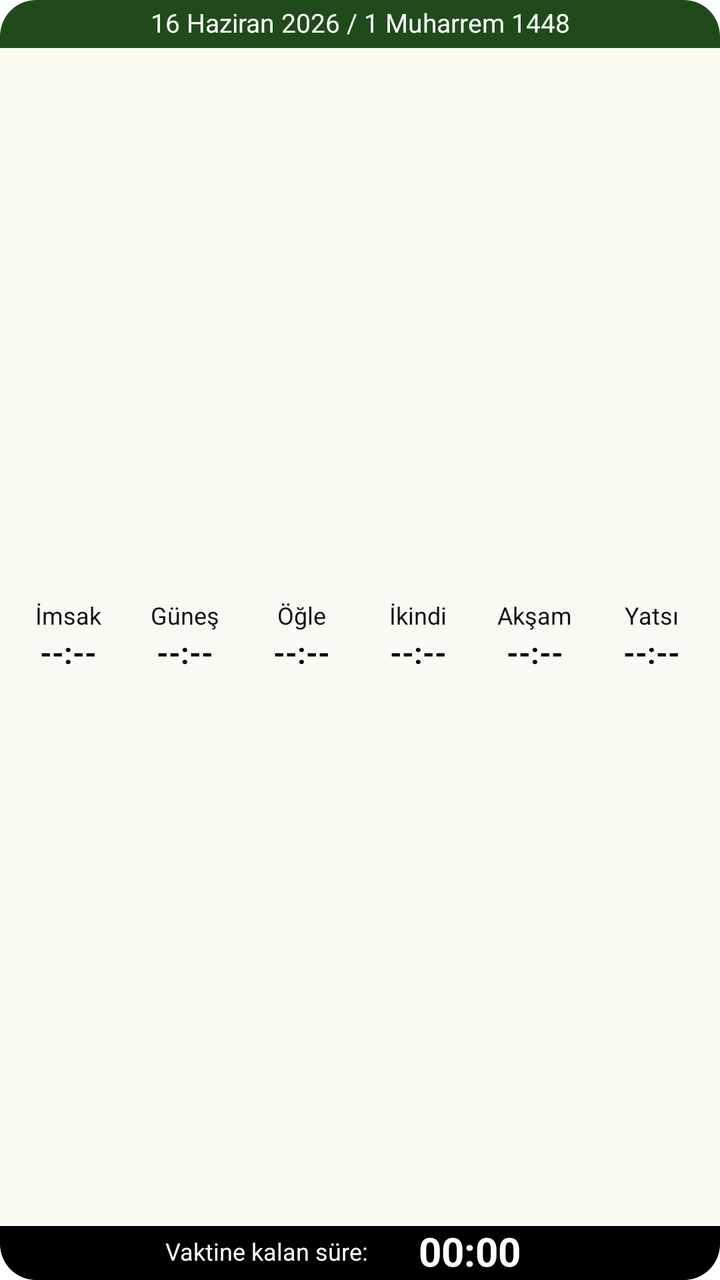
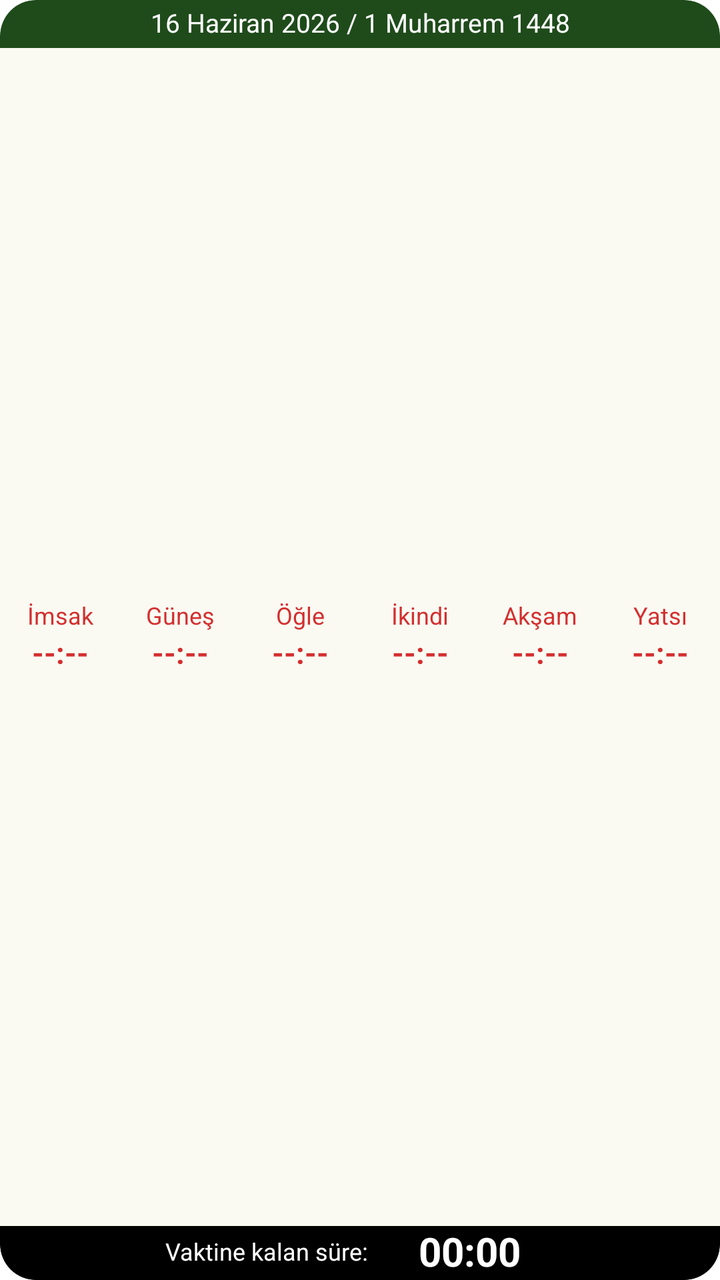

An Android layout rendered at two revisions. The XML below is the earlier revision; the diff shows what the commit changed to produce the second picture.
<!-- AndroidManifest.xml: fallback theme Theme.MaterialComponents.DayNight.NoActionBar -->
<!-- res/layout/prayer_times_wide_widget.xml -->
<LinearLayout xmlns:android="http://schemas.android.com/apk/res/android"
    android:id="@+id/prayer_wide_widget_root"
    android:layout_width="match_parent"
    android:layout_height="match_parent"
    android:background="@drawable/prayer_widget_background"
    android:clipToOutline="true"
    android:orientation="vertical">

    <TextView
        android:id="@+id/prayer_wide_date"
        android:layout_width="match_parent"
        android:layout_height="24dp"
        android:autoSizeMaxTextSize="13sp"
        android:autoSizeMinTextSize="9sp"
        android:autoSizeStepGranularity="1sp"
        android:autoSizeTextType="uniform"
        android:fontFamily="sans-serif"
        android:gravity="center"
        android:includeFontPadding="false"
        android:maxLines="1"
        android:paddingLeft="8dp"
        android:paddingRight="8dp"
        android:text="16 Haziran 2026 / 1 Muharrem 1448"
        android:textColor="#FFFFFF"
        android:textSize="13sp" />

    <FrameLayout
        android:layout_width="match_parent"
        android:layout_height="0dp"
        android:layout_weight="1"
        android:background="#FAFAF2"
        android:paddingLeft="5dp"
        android:paddingRight="5dp">

            <LinearLayout
                android:id="@+id/prayer_wide_active_indicator_fajr"
                android:layout_width="match_parent"
                android:layout_height="match_parent"
                android:gravity="center_vertical"
                android:orientation="horizontal"
                android:visibility="gone">

                <ImageView
                    android:layout_width="0dp"
                    android:layout_height="match_parent"
                    android:layout_weight="1"
                    android:contentDescription="@null"
                    android:scaleType="fitXY"
                    android:src="@drawable/prayer_widget_wide_active_arrow" />

                <TextView
                    android:layout_width="0dp"
                    android:layout_height="match_parent"
                    android:layout_weight="5"
                    android:text="" />

            </LinearLayout>

            <LinearLayout
                android:id="@+id/prayer_wide_active_indicator_sunrise"
                android:layout_width="match_parent"
                android:layout_height="match_parent"
                android:gravity="center_vertical"
                android:orientation="horizontal"
                android:visibility="gone">

                <ImageView
                    android:layout_width="0dp"
                    android:layout_height="match_parent"
                    android:layout_weight="2"
                    android:contentDescription="@null"
                    android:scaleType="fitXY"
                    android:src="@drawable/prayer_widget_wide_active_arrow" />

                <TextView
                    android:layout_width="0dp"
                    android:layout_height="match_parent"
                    android:layout_weight="4"
                    android:text="" />

            </LinearLayout>

            <LinearLayout
                android:id="@+id/prayer_wide_active_indicator_dhuhr"
                android:layout_width="match_parent"
                android:layout_height="match_parent"
                android:gravity="center_vertical"
                android:orientation="horizontal"
                android:visibility="gone">

                <ImageView
                    android:layout_width="0dp"
                    android:layout_height="match_parent"
                    android:layout_weight="3"
                    android:contentDescription="@null"
                    android:scaleType="fitXY"
                    android:src="@drawable/prayer_widget_wide_active_arrow" />

                <TextView
                    android:layout_width="0dp"
                    android:layout_height="match_parent"
                    android:layout_weight="3"
                    android:text="" />

            </LinearLayout>

            <LinearLayout
                android:id="@+id/prayer_wide_active_indicator_asr"
                android:layout_width="match_parent"
                android:layout_height="match_parent"
                android:gravity="center_vertical"
                android:orientation="horizontal"
                android:visibility="gone">

                <ImageView
                    android:layout_width="0dp"
                    android:layout_height="match_parent"
                    android:layout_weight="4"
                    android:contentDescription="@null"
                    android:scaleType="fitXY"
                    android:src="@drawable/prayer_widget_wide_active_arrow" />

                <TextView
                    android:layout_width="0dp"
                    android:layout_height="match_parent"
                    android:layout_weight="2"
                    android:text="" />

            </LinearLayout>

            <LinearLayout
                android:id="@+id/prayer_wide_active_indicator_maghrib"
                android:layout_width="match_parent"
                android:layout_height="match_parent"
                android:gravity="center_vertical"
                android:orientation="horizontal"
                android:visibility="gone">

                <ImageView
                    android:layout_width="0dp"
                    android:layout_height="match_parent"
                    android:layout_weight="5"
                    android:contentDescription="@null"
                    android:scaleType="fitXY"
                    android:src="@drawable/prayer_widget_wide_active_arrow" />

                <TextView
                    android:layout_width="0dp"
                    android:layout_height="match_parent"
                    android:layout_weight="1"
                    android:text="" />

            </LinearLayout>

            <LinearLayout
                android:id="@+id/prayer_wide_active_indicator_isha"
                android:layout_width="match_parent"
                android:layout_height="match_parent"
                android:gravity="center_vertical"
                android:orientation="horizontal"
                android:visibility="gone">

                <ImageView
                    android:layout_width="0dp"
                    android:layout_height="match_parent"
                    android:layout_weight="6"
                    android:contentDescription="@null"
                    android:scaleType="fitXY"
                    android:src="@drawable/prayer_widget_wide_active_arrow" />

            </LinearLayout>

        <LinearLayout
            android:layout_width="match_parent"
            android:layout_height="match_parent"
            android:gravity="center"
            android:orientation="horizontal">

            <LinearLayout
                android:id="@+id/prayer_wide_fajr_cell"
                android:layout_width="0dp"
                android:layout_height="match_parent"
                android:layout_margin="2dp"
                android:layout_weight="1"
                android:gravity="center"
                android:orientation="vertical">

                <TextView
                    android:layout_width="match_parent"
                    android:layout_height="17dp"
                    android:fontFamily="sans-serif"
                    android:gravity="center"
                    android:includeFontPadding="false"
                    android:text="İmsak"
                    android:textColor="#111111"
                    android:textSize="12sp" />

                <TextView
                    android:id="@+id/prayer_wide_fajr_time"
                    android:layout_width="match_parent"
                    android:layout_height="20dp"
                    android:fontFamily="sans-serif"
                    android:gravity="center"
                    android:includeFontPadding="false"
                    android:text="--:--"
                    android:textColor="#000000"
                    android:textSize="15sp"
                    android:textStyle="bold" />
            </LinearLayout>

            <LinearLayout
                android:id="@+id/prayer_wide_sunrise_cell"
                android:layout_width="0dp"
                android:layout_height="match_parent"
                android:layout_margin="2dp"
                android:layout_weight="1"
                android:gravity="center"
                android:orientation="vertical">

                <TextView
                    android:layout_width="match_parent"
                    android:layout_height="17dp"
                    android:fontFamily="sans-serif"
                    android:gravity="center"
                    android:includeFontPadding="false"
                    android:text="Güneş"
                    android:textColor="#111111"
                    android:textSize="12sp" />

                <TextView
                    android:id="@+id/prayer_wide_sunrise_time"
                    android:layout_width="match_parent"
                    android:layout_height="20dp"
                    android:fontFamily="sans-serif"
                    android:gravity="center"
                    android:includeFontPadding="false"
                    android:text="--:--"
                    android:textColor="#000000"
                    android:textSize="15sp"
                    android:textStyle="bold" />
            </LinearLayout>

            <LinearLayout
                android:id="@+id/prayer_wide_dhuhr_cell"
                android:layout_width="0dp"
                android:layout_height="match_parent"
                android:layout_margin="2dp"
                android:layout_weight="1"
                android:gravity="center"
                android:orientation="vertical">

                <TextView
                    android:layout_width="match_parent"
                    android:layout_height="17dp"
                    android:fontFamily="sans-serif"
                    android:gravity="center"
                    android:includeFontPadding="false"
                    android:text="Öğle"
                    android:textColor="#111111"
                    android:textSize="12sp" />

                <TextView
                    android:id="@+id/prayer_wide_dhuhr_time"
                    android:layout_width="match_parent"
                    android:layout_height="20dp"
                    android:fontFamily="sans-serif"
                    android:gravity="center"
                    android:includeFontPadding="false"
                    android:text="--:--"
                    android:textColor="#000000"
                    android:textSize="15sp"
                    android:textStyle="bold" />
            </LinearLayout>

            <LinearLayout
                android:id="@+id/prayer_wide_asr_cell"
                android:layout_width="0dp"
                android:layout_height="match_parent"
                android:layout_margin="2dp"
                android:layout_weight="1"
                android:gravity="center"
                android:orientation="vertical">

                <TextView
                    android:layout_width="match_parent"
                    android:layout_height="17dp"
                    android:fontFamily="sans-serif"
                    android:gravity="center"
                    android:includeFontPadding="false"
                    android:text="İkindi"
                    android:textColor="#111111"
                    android:textSize="12sp" />

                <TextView
                    android:id="@+id/prayer_wide_asr_time"
                    android:layout_width="match_parent"
                    android:layout_height="20dp"
                    android:fontFamily="sans-serif"
                    android:gravity="center"
                    android:includeFontPadding="false"
                    android:text="--:--"
                    android:textColor="#000000"
                    android:textSize="15sp"
                    android:textStyle="bold" />
            </LinearLayout>

            <LinearLayout
                android:id="@+id/prayer_wide_maghrib_cell"
                android:layout_width="0dp"
                android:layout_height="match_parent"
                android:layout_margin="2dp"
                android:layout_weight="1"
                android:gravity="center"
                android:orientation="vertical">

                <TextView
                    android:layout_width="match_parent"
                    android:layout_height="17dp"
                    android:fontFamily="sans-serif"
                    android:gravity="center"
                    android:includeFontPadding="false"
                    android:text="Akşam"
                    android:textColor="#111111"
                    android:textSize="12sp" />

                <TextView
                    android:id="@+id/prayer_wide_maghrib_time"
                    android:layout_width="match_parent"
                    android:layout_height="20dp"
                    android:fontFamily="sans-serif"
                    android:gravity="center"
                    android:includeFontPadding="false"
                    android:text="--:--"
                    android:textColor="#000000"
                    android:textSize="15sp"
                    android:textStyle="bold" />
            </LinearLayout>

            <LinearLayout
                android:id="@+id/prayer_wide_isha_cell"
                android:layout_width="0dp"
                android:layout_height="match_parent"
                android:layout_margin="2dp"
                android:layout_weight="1"
                android:gravity="center"
                android:orientation="vertical">

                <TextView
                    android:layout_width="match_parent"
                    android:layout_height="17dp"
                    android:fontFamily="sans-serif"
                    android:gravity="center"
                    android:includeFontPadding="false"
                    android:text="Yatsı"
                    android:textColor="#111111"
                    android:textSize="12sp" />

                <TextView
                    android:id="@+id/prayer_wide_isha_time"
                    android:layout_width="match_parent"
                    android:layout_height="20dp"
                    android:fontFamily="sans-serif"
                    android:gravity="center"
                    android:includeFontPadding="false"
                    android:text="--:--"
                    android:textColor="#000000"
                    android:textSize="15sp"
                    android:textStyle="bold" />
            </LinearLayout>

        </LinearLayout>
    </FrameLayout>

    <LinearLayout
        android:layout_width="match_parent"
        android:layout_height="27dp"
        android:background="@drawable/prayer_widget_countdown_bottom"
        android:gravity="center"
        android:orientation="horizontal"
        android:paddingLeft="7dp"
        android:paddingRight="7dp">

        <TextView
            android:id="@+id/prayer_wide_remaining_label"
            android:layout_width="wrap_content"
            android:layout_height="match_parent"
            android:fontFamily="sans-serif"
            android:gravity="center"
            android:includeFontPadding="false"
            android:maxLines="1"
            android:text="Vaktine kalan süre:"
            android:textColor="#FFFFFF"
            android:textSize="12sp" />

        <Chronometer
            android:id="@+id/prayer_wide_countdown"
            android:layout_width="wrap_content"
            android:layout_height="match_parent"
            android:layout_marginLeft="8dp"
            android:fontFamily="sans-serif"
            android:gravity="center"
            android:includeFontPadding="false"
            android:maxLines="1"
            android:minWidth="86dp"
            android:text="00:00:00"
            android:textColor="#FFFFFF"
            android:textSize="20sp"
            android:textStyle="bold" />
    </LinearLayout>
</LinearLayout>
<!-- resources referenced by this layout -->
<resources>
  <!-- drawable prayer_widget_background (drawable) -->
  <shape xmlns:android="http://schemas.android.com/apk/res/android">
      <solid android:color="#1F4B1B" />
      <corners android:radius="18dp" />
  </shape>
  <!-- drawable prayer_widget_countdown_bottom (drawable) -->
  <shape xmlns:android="http://schemas.android.com/apk/res/android">
      <solid android:color="#000000" />
      <corners
          android:bottomLeftRadius="18dp"
          android:bottomRightRadius="18dp" />
  </shape>
  <!-- drawable prayer_widget_wide_active_arrow (drawable) -->
  <vector xmlns:android="http://schemas.android.com/apk/res/android"
      android:width="100dp"
      android:height="24dp"
      android:viewportWidth="100"
      android:viewportHeight="24">
      <path
          android:fillColor="#22F44336"
          android:pathData="M0,0 L84,0 L84,24 L0,24 Z" />
      <path
          android:fillColor="#44F44336"
          android:pathData="M18,0 L84,0 L84,24 L18,24 Z" />
      <path
          android:fillColor="#F44336"
          android:pathData="M84,0 L100,12 L84,24 Z" />
  </vector>
</resources>

<!-- the commit's change to res/layout/prayer_times_wide_widget.xml (unified diff, before → after) -->
@@ -28,147 +28,7 @@
         android:layout_width="match_parent"
         android:layout_height="0dp"
         android:layout_weight="1"
-        android:background="#FAFAF2"
-        android:paddingLeft="5dp"
-        android:paddingRight="5dp">
-
-            <LinearLayout
-                android:id="@+id/prayer_wide_active_indicator_fajr"
-                android:layout_width="match_parent"
-                android:layout_height="match_parent"
-                android:gravity="center_vertical"
-                android:orientation="horizontal"
-                android:visibility="gone">
-
-                <ImageView
-                    android:layout_width="0dp"
-                    android:layout_height="match_parent"
-                    android:layout_weight="1"
-                    android:contentDescription="@null"
-                    android:scaleType="fitXY"
-                    android:src="@drawable/prayer_widget_wide_active_arrow" />
-
-                <TextView
-                    android:layout_width="0dp"
-                    android:layout_height="match_parent"
-                    android:layout_weight="5"
-                    android:text="" />
-
-            </LinearLayout>
-
-            <LinearLayout
-                android:id="@+id/prayer_wide_active_indicator_sunrise"
-                android:layout_width="match_parent"
-                android:layout_height="match_parent"
-                android:gravity="center_vertical"
-                android:orientation="horizontal"
-                android:visibility="gone">
-
-                <ImageView
-                    android:layout_width="0dp"
-                    android:layout_height="match_parent"
-                    android:layout_weight="2"
-                    android:contentDescription="@null"
-                    android:scaleType="fitXY"
-                    android:src="@drawable/prayer_widget_wide_active_arrow" />
-
-                <TextView
-                    android:layout_width="0dp"
-                    android:layout_height="match_parent"
-                    android:layout_weight="4"
-                    android:text="" />
-
-            </LinearLayout>
-
-            <LinearLayout
-                android:id="@+id/prayer_wide_active_indicator_dhuhr"
-                android:layout_width="match_parent"
-                android:layout_height="match_parent"
-                android:gravity="center_vertical"
-                android:orientation="horizontal"
-                android:visibility="gone">
-
-                <ImageView
-                    android:layout_width="0dp"
-                    android:layout_height="match_parent"
-                    android:layout_weight="3"
-                    android:contentDescription="@null"
-                    android:scaleType="fitXY"
-                    android:src="@drawable/prayer_widget_wide_active_arrow" />
-
-                <TextView
-                    android:layout_width="0dp"
-                    android:layout_height="match_parent"
-                    android:layout_weight="3"
-                    android:text="" />
-
-            </LinearLayout>
-
-            <LinearLayout
-                android:id="@+id/prayer_wide_active_indicator_asr"
-                android:layout_width="match_parent"
-                android:layout_height="match_parent"
-                android:gravity="center_vertical"
-                android:orientation="horizontal"
-                android:visibility="gone">
-
-                <ImageView
-                    android:layout_width="0dp"
-                    android:layout_height="match_parent"
-                    android:layout_weight="4"
-                    android:contentDescription="@null"
-                    android:scaleType="fitXY"
-                    android:src="@drawable/prayer_widget_wide_active_arrow" />
-
-                <TextView
-                    android:layout_width="0dp"
-                    android:layout_height="match_parent"
-                    android:layout_weight="2"
-                    android:text="" />
-
-            </LinearLayout>
-
-            <LinearLayout
-                android:id="@+id/prayer_wide_active_indicator_maghrib"
-                android:layout_width="match_parent"
-                android:layout_height="match_parent"
-                android:gravity="center_vertical"
-                android:orientation="horizontal"
-                android:visibility="gone">
-
-                <ImageView
-                    android:layout_width="0dp"
-                    android:layout_height="match_parent"
-                    android:layout_weight="5"
-                    android:contentDescription="@null"
-                    android:scaleType="fitXY"
-                    android:src="@drawable/prayer_widget_wide_active_arrow" />
-
-                <TextView
-                    android:layout_width="0dp"
-                    android:layout_height="match_parent"
-                    android:layout_weight="1"
-                    android:text="" />
-
-            </LinearLayout>
-
-            <LinearLayout
-                android:id="@+id/prayer_wide_active_indicator_isha"
-                android:layout_width="match_parent"
-                android:layout_height="match_parent"
-                android:gravity="center_vertical"
-                android:orientation="horizontal"
-                android:visibility="gone">
-
-                <ImageView
-                    android:layout_width="0dp"
-                    android:layout_height="match_parent"
-                    android:layout_weight="6"
-                    android:contentDescription="@null"
-                    android:scaleType="fitXY"
-                    android:src="@drawable/prayer_widget_wide_active_arrow" />
-
-            </LinearLayout>
+        android:background="#FAFAF2">
 
         <LinearLayout
             android:layout_width="match_parent"
@@ -180,19 +40,19 @@
                 android:id="@+id/prayer_wide_fajr_cell"
                 android:layout_width="0dp"
                 android:layout_height="match_parent"
-                android:layout_margin="2dp"
-                android:layout_weight="1"
-                android:gravity="center"
-                android:orientation="vertical">
-
-                <TextView
-                    android:layout_width="match_parent"
-                    android:layout_height="17dp"
-                    android:fontFamily="sans-serif"
-                    android:gravity="center"
-                    android:includeFontPadding="false"
+                android:layout_weight="1"
+                android:gravity="center"
+                android:orientation="vertical">
+
+                <TextView
+                    android:layout_width="match_parent"
+                    android:layout_height="17dp"
+                    android:fontFamily="sans-serif"
+                    android:gravity="center"
+                    android:includeFontPadding="false"
+                    android:id="@+id/prayer_wide_fajr_label"
                     android:text="İmsak"
-                    android:textColor="#111111"
+                    android:textColor="#D32F2F"
                     android:textSize="12sp" />
 
                 <TextView
@@ -203,7 +63,7 @@
                     android:gravity="center"
                     android:includeFontPadding="false"
                     android:text="--:--"
-                    android:textColor="#000000"
+                    android:textColor="#D32F2F"
                     android:textSize="15sp"
                     android:textStyle="bold" />
             </LinearLayout>
@@ -212,19 +72,19 @@
                 android:id="@+id/prayer_wide_sunrise_cell"
                 android:layout_width="0dp"
                 android:layout_height="match_parent"
-                android:layout_margin="2dp"
-                android:layout_weight="1"
-                android:gravity="center"
-                android:orientation="vertical">
-
-                <TextView
-                    android:layout_width="match_parent"
-                    android:layout_height="17dp"
-                    android:fontFamily="sans-serif"
-                    android:gravity="center"
-                    android:includeFontPadding="false"
+                android:layout_weight="1"
+                android:gravity="center"
+                android:orientation="vertical">
+
+                <TextView
+                    android:layout_width="match_parent"
+                    android:layout_height="17dp"
+                    android:fontFamily="sans-serif"
+                    android:gravity="center"
+                    android:includeFontPadding="false"
+                    android:id="@+id/prayer_wide_sunrise_label"
                     android:text="Güneş"
-                    android:textColor="#111111"
+                    android:textColor="#D32F2F"
                     android:textSize="12sp" />
 
                 <TextView
@@ -235,7 +95,7 @@
                     android:gravity="center"
                     android:includeFontPadding="false"
                     android:text="--:--"
-                    android:textColor="#000000"
+                    android:textColor="#D32F2F"
                     android:textSize="15sp"
                     android:textStyle="bold" />
             </LinearLayout>
@@ -244,19 +104,19 @@
                 android:id="@+id/prayer_wide_dhuhr_cell"
                 android:layout_width="0dp"
                 android:layout_height="match_parent"
-                android:layout_margin="2dp"
-                android:layout_weight="1"
-                android:gravity="center"
-                android:orientation="vertical">
-
-                <TextView
-                    android:layout_width="match_parent"
-                    android:layout_height="17dp"
-                    android:fontFamily="sans-serif"
-                    android:gravity="center"
-                    android:includeFontPadding="false"
+                android:layout_weight="1"
+                android:gravity="center"
+                android:orientation="vertical">
+
+                <TextView
+                    android:layout_width="match_parent"
+                    android:layout_height="17dp"
+                    android:fontFamily="sans-serif"
+                    android:gravity="center"
+                    android:includeFontPadding="false"
+                    android:id="@+id/prayer_wide_dhuhr_label"
                     android:text="Öğle"
-                    android:textColor="#111111"
+                    android:textColor="#D32F2F"
                     android:textSize="12sp" />
 
                 <TextView
@@ -267,7 +127,7 @@
                     android:gravity="center"
                     android:includeFontPadding="false"
                     android:text="--:--"
-                    android:textColor="#000000"
+                    android:textColor="#D32F2F"
                     android:textSize="15sp"
                     android:textStyle="bold" />
             </LinearLayout>
@@ -276,19 +136,19 @@
                 android:id="@+id/prayer_wide_asr_cell"
                 android:layout_width="0dp"
                 android:layout_height="match_parent"
-                android:layout_margin="2dp"
-                android:layout_weight="1"
-                android:gravity="center"
-                android:orientation="vertical">
-
-                <TextView
-                    android:layout_width="match_parent"
-                    android:layout_height="17dp"
-                    android:fontFamily="sans-serif"
-                    android:gravity="center"
-                    android:includeFontPadding="false"
+                android:layout_weight="1"
+                android:gravity="center"
+                android:orientation="vertical">
+
+                <TextView
+                    android:layout_width="match_parent"
+                    android:layout_height="17dp"
+                    android:fontFamily="sans-serif"
+                    android:gravity="center"
+                    android:includeFontPadding="false"
+                    android:id="@+id/prayer_wide_asr_label"
                     android:text="İkindi"
-                    android:textColor="#111111"
+                    android:textColor="#D32F2F"
                     android:textSize="12sp" />
 
                 <TextView
@@ -299,7 +159,7 @@
                     android:gravity="center"
                     android:includeFontPadding="false"
                     android:text="--:--"
-                    android:textColor="#000000"
+                    android:textColor="#D32F2F"
                     android:textSize="15sp"
                     android:textStyle="bold" />
             </LinearLayout>
@@ -308,19 +168,19 @@
                 android:id="@+id/prayer_wide_maghrib_cell"
                 android:layout_width="0dp"
                 android:layout_height="match_parent"
-                android:layout_margin="2dp"
-                android:layout_weight="1"
-                android:gravity="center"
-                android:orientation="vertical">
-
-                <TextView
-                    android:layout_width="match_parent"
-                    android:layout_height="17dp"
-                    android:fontFamily="sans-serif"
-                    android:gravity="center"
-                    android:includeFontPadding="false"
+                android:layout_weight="1"
+                android:gravity="center"
+                android:orientation="vertical">
+
+                <TextView
+                    android:layout_width="match_parent"
+                    android:layout_height="17dp"
+                    android:fontFamily="sans-serif"
+                    android:gravity="center"
+                    android:includeFontPadding="false"
+                    android:id="@+id/prayer_wide_maghrib_label"
                     android:text="Akşam"
-                    android:textColor="#111111"
+                    android:textColor="#D32F2F"
                     android:textSize="12sp" />
 
                 <TextView
@@ -331,7 +191,7 @@
                     android:gravity="center"
                     android:includeFontPadding="false"
                     android:text="--:--"
-                    android:textColor="#000000"
+                    android:textColor="#D32F2F"
                     android:textSize="15sp"
                     android:textStyle="bold" />
             </LinearLayout>
@@ -340,19 +200,19 @@
                 android:id="@+id/prayer_wide_isha_cell"
                 android:layout_width="0dp"
                 android:layout_height="match_parent"
-                android:layout_margin="2dp"
-                android:layout_weight="1"
-                android:gravity="center"
-                android:orientation="vertical">
-
-                <TextView
-                    android:layout_width="match_parent"
-                    android:layout_height="17dp"
-                    android:fontFamily="sans-serif"
-                    android:gravity="center"
-                    android:includeFontPadding="false"
+                android:layout_weight="1"
+                android:gravity="center"
+                android:orientation="vertical">
+
+                <TextView
+                    android:layout_width="match_parent"
+                    android:layout_height="17dp"
+                    android:fontFamily="sans-serif"
+                    android:gravity="center"
+                    android:includeFontPadding="false"
+                    android:id="@+id/prayer_wide_isha_label"
                     android:text="Yatsı"
-                    android:textColor="#111111"
+                    android:textColor="#D32F2F"
                     android:textSize="12sp" />
 
                 <TextView
@@ -363,7 +223,7 @@
                     android:gravity="center"
                     android:includeFontPadding="false"
                     android:text="--:--"
-                    android:textColor="#000000"
+                    android:textColor="#D32F2F"
                     android:textSize="15sp"
                     android:textStyle="bold" />
             </LinearLayout>
<!-- resource entries referenced after the edit -->
@@ -12,21 +12,5 @@
           android:bottomLeftRadius="18dp"
           android:bottomRightRadius="18dp" />
   </shape>
-  <!-- drawable prayer_widget_wide_active_arrow (drawable) -->
-  <vector xmlns:android="http://schemas.android.com/apk/res/android"
-      android:width="100dp"
-      android:height="24dp"
-      android:viewportWidth="100"
-      android:viewportHeight="24">
-      <path
-          android:fillColor="#22F44336"
-          android:pathData="M0,0 L84,0 L84,24 L0,24 Z" />
-      <path
-          android:fillColor="#44F44336"
-          android:pathData="M18,0 L84,0 L84,24 L18,24 Z" />
-      <path
-          android:fillColor="#F44336"
-          android:pathData="M84,0 L100,12 L84,24 Z" />
-  </vector>
 </resources>
 
